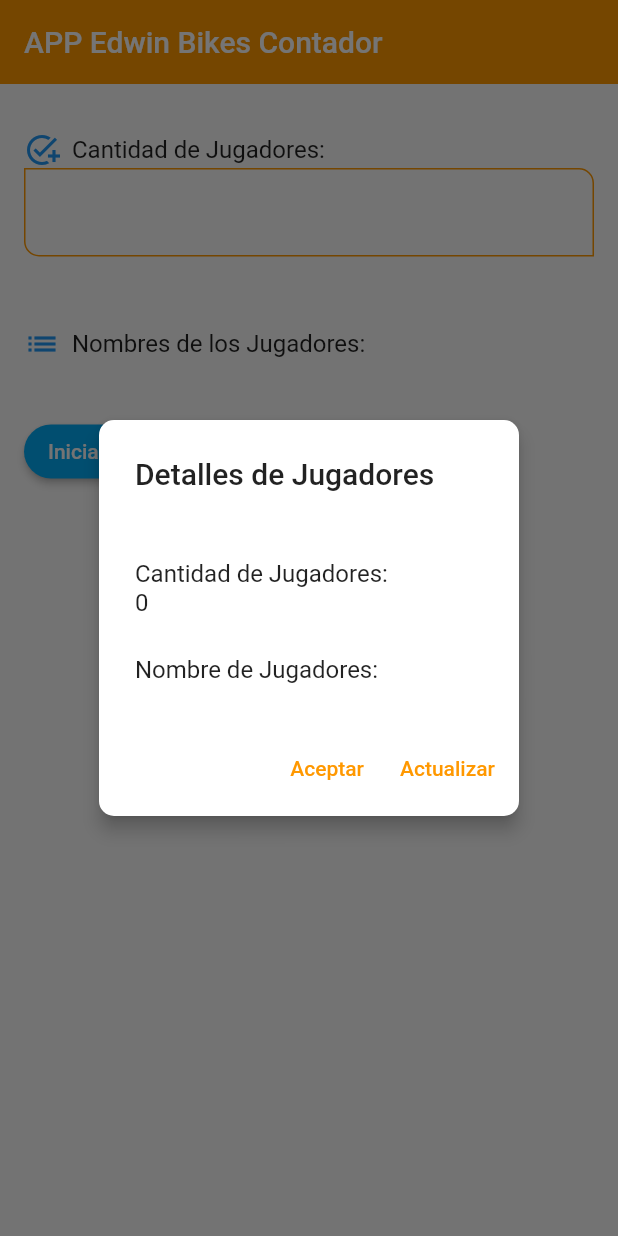
After one commit to EdwinBikes/curso_flutter_udemy, a Flutter app: the StartScreen screen opened directly, after a tap on "Iniciar Contador", on a phone screen of 412 x 824 dp. The commit adds this screen. Run offline on Flutter 3.47's test engine with Material 2 defaults, Android fonts, the phone set to English and light mode, and no system bars; our stand-ins replace card_swiper.

Commit message:
modifique casi todo

```diff
--- a/clase_udemy_fernando_herrera/counter_flutter/lib/main.dart
+++ b/clase_udemy_fernando_herrera/counter_flutter/lib/main.dart
@@ -1,4 +1,4 @@
-import 'package:counter_flutter/screens/counter_page.dart';
+import 'package:counter_flutter/screens/inicio_screen.dart';
 import 'package:flutter/material.dart';
 void main() {
   runApp(const MyApp());
@@ -17,7 +17,7 @@ class MyApp extends StatelessWidget {
         useMaterial3: true,
         colorSchemeSeed: Colors.blue
       ),
-      home: const CounterPage()
+      home: const StartScreen()
     );
   }
 }
--- /dev/null
+++ b/clase_udemy_fernando_herrera/counter_flutter/lib/screens/inicio_screen.dart
@@ -0,0 +1,193 @@
+import 'dart:io';
+
+import 'package:flutter/cupertino.dart';
+import 'package:flutter/material.dart';
+import 'package:counter_flutter/screens/counter_screen.dart';
+
+class StartScreen extends StatefulWidget {
+  const StartScreen({Key? key}) : super(key: key);
+
+  @override
+  _StartScreenState createState() => _StartScreenState();
+}
+
+class _StartScreenState extends State<StartScreen> {
+  int playerCount = 0;
+  List<String> playerNames = [];
+
+  void navigateToCounterFunctionsScreen() {
+    Navigator.push(
+      context,
+      MaterialPageRoute(
+        builder: (context) => CounterFunctionsScreen(
+          players: playerNames,
+        ),
+      ),
+    );
+  }
+
+  void displayAlert(BuildContext context) {
+    if (Platform.isAndroid) {
+      showDialog(
+        context: context,
+        builder: (BuildContext context) {
+          return AlertDialog(
+            elevation: 5,
+            shape: RoundedRectangleBorder(
+              borderRadius: BorderRadius.circular(10),
+            ),
+            title: const Text('Detalles de Jugadores'),
+            content: Column(
+              crossAxisAlignment: CrossAxisAlignment.start,
+              mainAxisSize: MainAxisSize.min,
+              children: [
+                const SizedBox(height: 26),
+                const Text('Cantidad de Jugadores:'),
+                Text(playerCount.toString()),
+                const SizedBox(height: 26),
+                const Text('Nombre de Jugadores:'),
+                for (var name in playerNames) Text(name),
+              ],
+            ),
+            actions: [
+              TextButton(
+                onPressed: () {
+                  Navigator.pop(context);
+                  navigateToCounterFunctionsScreen();
+                },
+                child: const Text('Aceptar'),
+              ),
+              TextButton(
+                onPressed: () {
+                  Navigator.pop(context);
+                },
+                child: const Text('Actualizar'),
+              ),
+            ],
+          );
+        },
+      );
+    } else {
+      showCupertinoDialog(
+        context: context,
+        builder: (BuildContext context) {
+          return CupertinoAlertDialog(
+            title: const Text('Detalles de Jugadores'),
+            content: Column(
+              mainAxisSize: MainAxisSize.min,
+              children: [
+                const SizedBox(height: 26),
+                const Text('Cantidad de Jugadores:'),
+                Text(playerCount.toString()),
+                const SizedBox(height: 26),
+                const Text('Nombre de Jugadores:'),
+                for (var name in playerNames) Text(name),
+              ],
+            ),
+            actions: [
+              CupertinoDialogAction(
+                onPressed: () {
+                  Navigator.pop(context);
+                  navigateToCounterFunctionsScreen();
+                },
+                child: const Text('Aceptar'),
+              ),
+              CupertinoDialogAction(
+                onPressed: () {
+                  Navigator.pop(context);
+                },
+                child: const Text('Actualizar'),
+              ),
+            ],
+          );
+        },
+      );
+    }
+  }
+
+  @override
+  Widget build(BuildContext context) {
+    return Scaffold(
+      appBar: AppBar(
+        title: const Text('APP Edwin Bikes Contador'),
+      ),
+      body: Padding(
+        padding: const EdgeInsets.all(16.0),
+        child: Column(
+          crossAxisAlignment: CrossAxisAlignment.start,
+          children: [
+            const SizedBox(height: 16),
+            const Row(
+              children: [
+                Icon(
+                  Icons.add_task,
+                  color: Colors.blue,
+                ),
+                SizedBox(width: 8),
+                Text(
+                  'Cantidad de Jugadores:',
+                  style: TextStyle(fontSize: 16),
+                ),
+              ],
+            ),
+            TextField(
+              keyboardType: TextInputType.number,
+              onChanged: (value) {
+                setState(() {
+                  playerCount = int.tryParse(value) ?? 0;
+                  playerNames = List.generate(playerCount, (_) => '');
+                });
+              },
+            ),
+            const SizedBox(height: 46),
+            const Row(
+              children: [
+                Icon(
+                  Icons.list,
+                  color: Colors.blue,
+                ),
+                SizedBox(width: 8),
+                Text(
+                  'Nombres de los Jugadores:',
+                  style: TextStyle(fontSize: 16),
+                ),
+              ],
+            ),
+            ListView.builder(
+              shrinkWrap: true,
+              itemCount: playerCount,
+              itemBuilder: (context, index) {
+                return Hero(
+                  tag: 'start_player_${index + 1}',
+                  child: TextField(
+                    onChanged: (value) {
+                      setState(() {
+                        playerNames[index] = value;
+                      });
+                    },
+                  ),
+                );
+              },
+            ),
+            const SizedBox(height: 36),
+            ElevatedButton(
+              onPressed: () {
+                displayAlert(context);
+              },
+              style: ButtonStyle(
+                backgroundColor:
+                    MaterialStateProperty.all<Color>(Colors.lightBlue),
+              ),
+              child: const Text(
+                'Iniciar Contador',
+                style: TextStyle(
+                  color: Color.fromARGB(255, 252, 252, 252),
+                ),
+              ),
+            )
+          ],
+        ),
+      ),
+    );
+  }
+}
--- a/clase_udemy_fernando_herrera/segunda_aplicacion/lib/screens/animated_screen.dart
+++ b/clase_udemy_fernando_herrera/segunda_aplicacion/lib/screens/animated_screen.dart
@@ -11,7 +11,7 @@ class AnimatedScreen extends StatefulWidget {
 
 class _AnimatedScreenState extends State<AnimatedScreen> {
   double _width = 50;
-  double _heighth = 50;
+  double _heighth = 20;
   Color _color = Colors.indigo;
   BorderRadiusGeometry _borderRadius = BorderRadius.circular(10);
 
```
Also changed, not shown: clase_udemy_fernando_herrera/counter_flutter/lib/players/players.dart (+5 -4 lines), clase_udemy_fernando_herrera/counter_flutter/lib/screens/counter_funtions_screen.dart (deleted, +0 -99 lines), clase_udemy_fernando_herrera/counter_flutter/lib/screens/counter_page.dart (deleted, +0 -79 lines), clase_udemy_fernando_herrera/counter_flutter/lib/screens/counter_screen.dart (+173 -26 lines), clase_udemy_fernando_herrera/counter_flutter/pubspec.yaml (+9 -16 lines), clase_udemy_fernando_herrera/segunda_aplicacion/lib/screens/alert_screen.dart (+4 -4 lines), clase_udemy_fernando_herrera/counter_flutter/assets/icon/icon.jpeg (added), clase_udemy_fernando_herrera/counter_flutter/assets/icon/icons.png (added), clase_udemy_fernando_herrera/counter_flutter/lib/screens/animated_screen.dart (added), clase_udemy_fernando_herrera/counter_flutter/pubspec.lock, clase_udemy_fernando_herrera/primer_ejercicio_app/pubspec.lock, clase_udemy_fernando_herrera/segunda_aplicacion/pubspec.lock, 41 other files.
